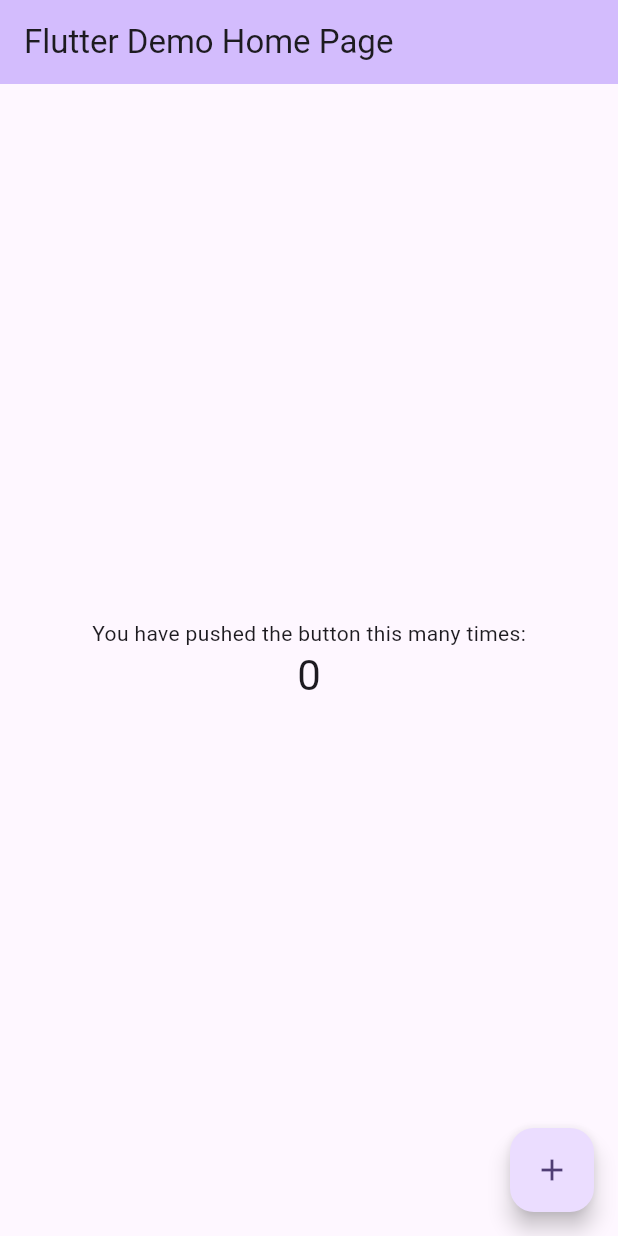
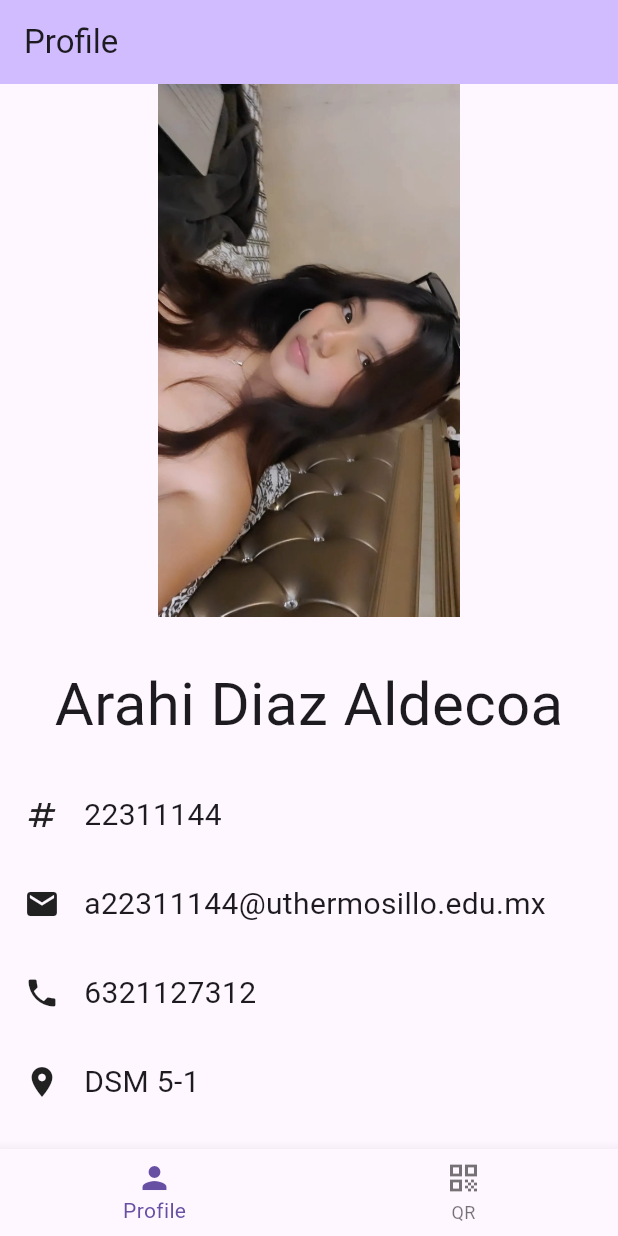
Before and after one commit to Arahi120/pase-de-lista, a Flutter app: the screen it shows after launch, on a phone screen of 412 x 824 dp. Run offline on Flutter 3.47's test engine with Material 3 defaults, Android fonts, the phone set to English and light mode, and no system bars.

Commit message:
se crearon archivos, el homepage contiene el Botton Navigation Bar, para cambiar entre dos paginas, el profilepage que muestra la informacion del alumno, y el codepage que muestra el codigo qr

```diff
--- /dev/null
+++ b/pase_de_lista/lib/code.dart
@@ -0,0 +1,46 @@
+import 'package:flutter/material.dart';
+
+class CodePage extends StatelessWidget {
+  const CodePage({super.key});
+
+  @override
+  Widget build(BuildContext context) {
+    return Column(
+      mainAxisAlignment: MainAxisAlignment.center,
+      children: <Widget>[
+        Expanded(child: Image.asset("images/qr.png")),
+        Expanded(
+          child: Column(
+            mainAxisAlignment: MainAxisAlignment.spaceEvenly,
+            children: [
+              Row(
+                children: [
+                  Padding(
+                    padding: EdgeInsets.symmetric(horizontal: 16),
+                    child: Icon(Icons.school),
+                  ),
+                  Text(
+                    "Aplicaciones Móviles Multiplataforma",
+                    style: TextStyle(fontSize: 20),
+                  )
+                ],
+              ),
+              Row(
+                children: [
+                  Padding(
+                    padding: EdgeInsets.symmetric(horizontal: 16),
+                    child: Icon(Icons.school),
+                  ),
+                  Text(
+                    "Aplicaciones para IoT",
+                    style: TextStyle(fontSize: 20),
+                  )
+                ],
+              ),
+            ],
+          ),
+        ),
+      ],
+    );
+  }
+}
--- /dev/null
+++ b/pase_de_lista/lib/home.dart
@@ -0,0 +1,46 @@
+import 'package:flutter/material.dart';
+import 'package:pase_de_lista/code.dart';
+import 'profile.dart';
+
+class HomePage extends StatefulWidget {
+  const HomePage({super.key, required this.title});
+
+  final String title;
+
+  @override
+  State<HomePage> createState() => _HomePageState();
+}
+
+class _HomePageState extends State<HomePage> {
+  int _selectedIndex = 0;
+
+  static const List<Widget> _pages = <Widget>[
+    ProfilePage(),
+    CodePage(),
+  ];
+
+  void _pageChange(int index) {
+    setState(() {
+      _selectedIndex = index;
+    });
+  }
+
+  @override
+  Widget build(BuildContext context) {
+    return Scaffold(
+      appBar: AppBar(
+        backgroundColor: Theme.of(context).colorScheme.inversePrimary,
+        title: Text(widget.title),
+      ),
+      body: _pages.elementAt(_selectedIndex),
+      bottomNavigationBar: BottomNavigationBar(
+        items: [
+          BottomNavigationBarItem(icon: Icon(Icons.person), label: "Profile"),
+          BottomNavigationBarItem(icon: Icon(Icons.qr_code), label: "QR")
+        ],
+        currentIndex: _selectedIndex,
+        onTap: _pageChange,
+      ),
+    );
+  }
+}
--- a/pase_de_lista/lib/main.dart
+++ b/pase_de_lista/lib/main.dart
@@ -1,4 +1,5 @@
 import 'package:flutter/material.dart';
+import 'home.dart';
 
 void main() {
   runApp(const MyApp());
@@ -7,119 +8,15 @@
 class MyApp extends StatelessWidget {
   const MyApp({super.key});
 
-  // This widget is the root of your application.
   @override
   Widget build(BuildContext context) {
     return MaterialApp(
       title: 'Flutter Demo',
       theme: ThemeData(
-        // This is the theme of your application.
-        //
-        // TRY THIS: Try running your application with "flutter run". You'll see
-        // the application has a purple toolbar. Then, without quitting the app,
-        // try changing the seedColor in the colorScheme below to Colors.green
-        // and then invoke "hot reload" (save your changes or press the "hot
-        // reload" button in a Flutter-supported IDE, or press "r" if you used
-        // the command line to start the app).
-        //
-        // Notice that the counter didn't reset back to zero; the application
-        // state is not lost during the reload. To reset the state, use hot
-        // restart instead.
-        //
-        // This works for code too, not just values: Most code changes can be
-        // tested with just a hot reload.
-        colorScheme: ColorScheme.fromSeed(seedColor: Colors.deepPurple),
-        useMaterial3: true,
+        primarySwatch: Colors.blueGrey
       ),
-      home: const MyHomePage(title: 'Flutter Demo Home Page'),
+      home: const HomePage(title: 'Profile'),
+      debugShowCheckedModeBanner: false,
     );
   }
 }
-
-class MyHomePage extends StatefulWidget {
-  const MyHomePage({super.key, required this.title});
-
-  // This widget is the home page of your application. It is stateful, meaning
-  // that it has a State object (defined below) that contains fields that affect
-  // how it looks.
-
-  // This class is the configuration for the state. It holds the values (in this
-  // case the title) provided by the parent (in this case the App widget) and
-  // used by the build method of the State. Fields in a Widget subclass are
-  // always marked "final".
-
-  final String title;
-
-  @override
-  State<MyHomePage> createState() => _MyHomePageState();
-}
-
-class _MyHomePageState extends State<MyHomePage> {
-  int _counter = 0;
-
-  void _incrementCounter() {
-    setState(() {
-      // This call to setState tells the Flutter framework that something has
-      // changed in this State, which causes it to rerun the build method below
-      // so that the display can reflect the updated values. If we changed
-      // _counter without calling setState(), then the build method would not be
-      // called again, and so nothing would appear to happen.
-      _counter++;
-    });
-  }
-
-  @override
-  Widget build(BuildContext context) {
-    // This method is rerun every time setState is called, for instance as done
-    // by the _incrementCounter method above.
-    //
-    // The Flutter framework has been optimized to make rerunning build methods
-    // fast, so that you can just rebuild anything that needs updating rather
-    // than having to individually change instances of widgets.
-    return Scaffold(
-      appBar: AppBar(
-        // TRY THIS: Try changing the color here to a specific color (to
-        // Colors.amber, perhaps?) and trigger a hot reload to see the AppBar
-        // change color while the other colors stay the same.
-        backgroundColor: Theme.of(context).colorScheme.inversePrimary,
-        // Here we take the value from the MyHomePage object that was created by
-        // the App.build method, and use it to set our appbar title.
-        title: Text(widget.title),
-      ),
-      body: Center(
-        // Center is a layout widget. It takes a single child and positions it
-        // in the middle of the parent.
-        child: Column(
-          // Column is also a layout widget. It takes a list of children and
-          // arranges them vertically. By default, it sizes itself to fit its
-          // children horizontally, and tries to be as tall as its parent.
-          //
-          // Column has various properties to control how it sizes itself and
-          // how it positions its children. Here we use mainAxisAlignment to
-          // center the children vertically; the main axis here is the vertical
-          // axis because Columns are vertical (the cross axis would be
-          // horizontal).
-          //
-          // TRY THIS: Invoke "debug painting" (choose the "Toggle Debug Paint"
-          // action in the IDE, or press "p" in the console), to see the
-          // wireframe for each widget.
-          mainAxisAlignment: MainAxisAlignment.center,
-          children: <Widget>[
-            const Text(
-              'You have pushed the button this many times:',
-            ),
-            Text(
-              '$_counter',
-              style: Theme.of(context).textTheme.headlineMedium,
-            ),
-          ],
-        ),
-      ),
-      floatingActionButton: FloatingActionButton(
-        onPressed: _incrementCounter,
-        tooltip: 'Increment',
-        child: const Icon(Icons.add),
-      ), // This trailing comma makes auto-formatting nicer for build methods.
-    );
-  }
-}
--- /dev/null
+++ b/pase_de_lista/lib/profile.dart
@@ -0,0 +1,78 @@
+import 'package:flutter/material.dart';
+
+class ProfilePage extends StatelessWidget {
+    const ProfilePage({super.key});
+  @override
+  Widget build(BuildContext context) {
+    return Column(
+        mainAxisAlignment: MainAxisAlignment.center,
+        children: <Widget>[
+          Expanded(child: Image.asset("images/yo.jpeg")),
+          Expanded(
+            child: Column(
+              mainAxisAlignment: MainAxisAlignment.spaceEvenly,
+            children: [
+              Row(
+                mainAxisAlignment: MainAxisAlignment.center,
+                children: [
+                Text
+                  ("Arahi Diaz Aldecoa",
+                  style: TextStyle(fontSize: 40),
+                ),
+              ],
+            ),
+              Row(
+                children: [
+                Padding(
+                  padding: EdgeInsets.symmetric(horizontal: 16),
+                  child: Icon(Icons.numbers),
+                ),
+                Text
+                  ("22311144",
+                  style: TextStyle(fontSize: 20),
+                ),
+              ],
+            ),
+              Row(
+                children: [
+                Padding(
+                  padding: EdgeInsets.symmetric(horizontal: 16),
+                  child: Icon(Icons.email),
+                ),
+                Text
+                  ("a22311144@uthermosillo.edu.mx",
+                  style: TextStyle(fontSize: 20),
+                ),
+              ],
+            ),
+              Row(
+                children: [
+                Padding(
+                  padding: EdgeInsets.symmetric(horizontal: 16),
+                  child: Icon(Icons.phone),
+                ),
+                Text
+                  ("6321127312",
+                  style: TextStyle(fontSize: 20),
+                ),
+              ],
+            ),
+              Row(
+                children: [
+                  Padding(
+                    padding: EdgeInsets.symmetric(horizontal: 16),
+                    child: Icon(Icons.room),
+                  ),
+                  Text
+                    ("DSM 5-1",
+                    style: TextStyle(fontSize: 20),
+                  ),
+                ],
+              ),
+              ],
+            ),
+          ),
+        ],
+      );
+  }
+}
--- a/pase_de_lista/pubspec.yaml
+++ b/pase_de_lista/pubspec.yaml
@@ -59,9 +59,9 @@ flutter:
   uses-material-design: true
 
   # To add assets to your application, add an assets section, like this:
-  # assets:
-  #   - images/a_dot_burr.jpeg
-  #   - images/a_dot_ham.jpeg
+  assets:
+    - images/qr.png
+    - images/yo.jpeg
 
   # An image asset can refer to one or more resolution-specific "variants", see
   # https://flutter.dev/assets-and-images/#resolution-aware
```
Also changed, not shown: pase_de_lista/images/qr.png (added), pase_de_lista/images/yo.jpeg (added).
